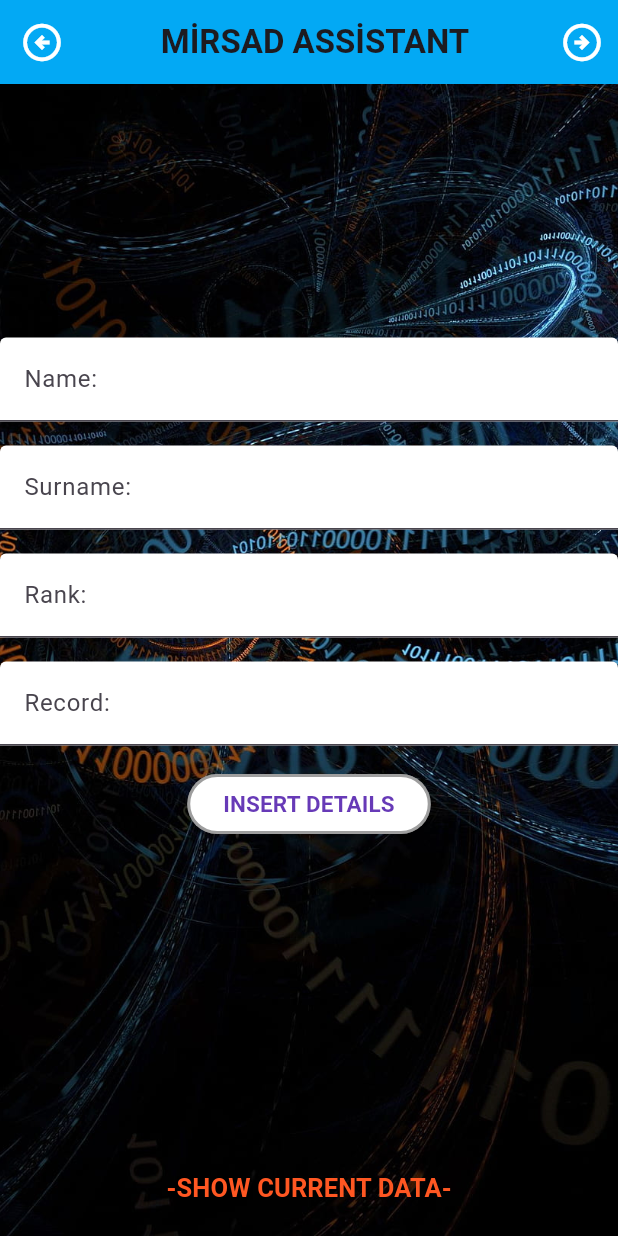
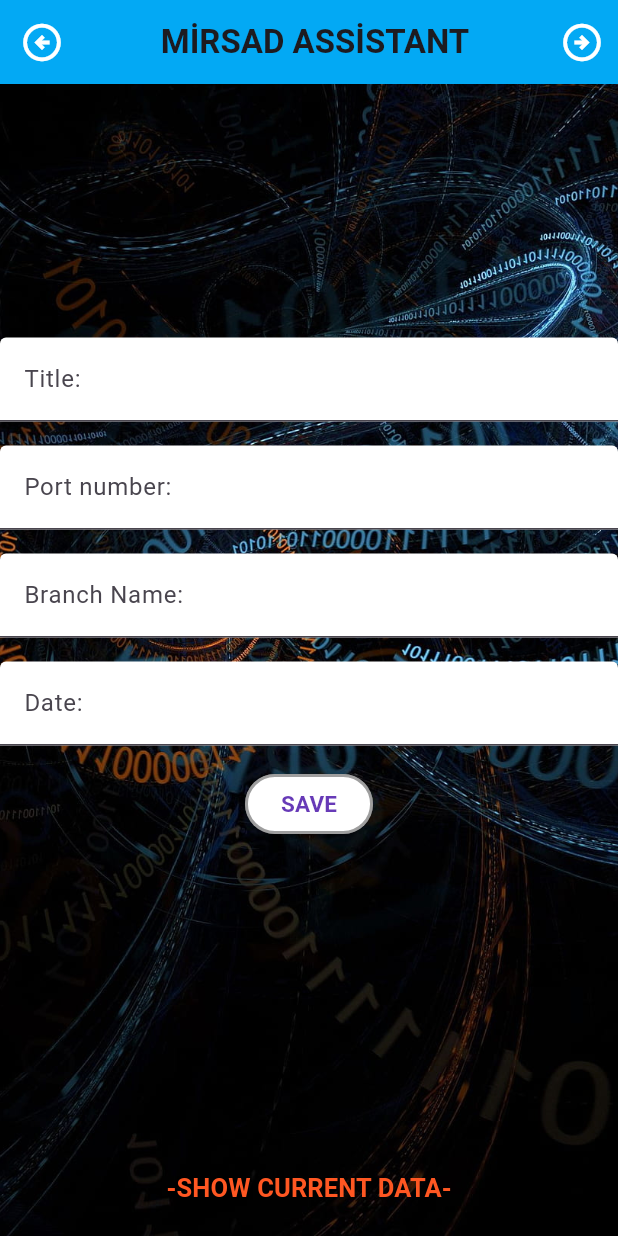
Before and after one commit to burcukcm/flutterproject2, a Flutter app: the screen it shows after launch, after a tap on "NEW", on a phone screen of 412 x 824 dp. Run offline on Flutter 3.47's test engine with Material 2 defaults, Android fonts, the phone set to English and light mode, and no system bars; our stand-ins replace sqflite; accounts and stored records are empty.

```diff
--- a/lib/main.dart
+++ b/lib/HomePage.dart
@@ -1,7 +1,6 @@
+import 'package:flutterproject/SecondPage.dart';
+import 'package:flutterproject/ThirdPage.dart';
 import 'package:flutter/material.dart';
-import 'package:flutterproject/dbhelper.dart';
-import 'package:flutterproject/secondPage.dart';
-import 'package:flutterproject/thirdPage.dart';
 
 void main() {
   runApp(const MyApp());
@@ -12,7 +11,7 @@ class MyApp extends StatelessWidget {
   @override
   Widget build(BuildContext context) {
     return MaterialApp(
-      title: 'Flutter Demo',
+      title: 'Mirsad Assistant',
       debugShowCheckedModeBanner: false,
       theme: ThemeData(
         colorScheme: ColorScheme.fromSeed(seedColor: Colors.deepPurple),
@@ -35,7 +34,7 @@ class _MyHomePageState extends State<MyHomePage> {
         leading: IconButton(
             icon: const Icon(Icons.dashboard_outlined,color: Colors.white),iconSize: 30,
             onPressed: (){
-              Navigator.push(context, MaterialPageRoute(builder: (context) => thirdPage()));
+              Navigator.push(context, MaterialPageRoute(builder: (context) => ThirdPage()));
             }
         ),
         backgroundColor: Colors.lightBlue,
@@ -44,8 +43,8 @@ class _MyHomePageState extends State<MyHomePage> {
       body: DecoratedBox(
         decoration: const BoxDecoration(
           image: DecorationImage(
-            image: AssetImage('photos/code.jpg'),//arka plan resmi koydum
-            fit: BoxFit.cover, // resmi boyutlandırır ve orantılar.
+            image: AssetImage('photos/code.jpg'),
+            fit: BoxFit.cover,
           ),
         ),
         child:Column(
@@ -54,23 +53,23 @@ class _MyHomePageState extends State<MyHomePage> {
             const Spacer(),
             const Align(
                 alignment: Alignment.center,
-                child: Text("\"WELCOME !\"",style:TextStyle(fontSize: 50,color: Colors.white, fontStyle: FontStyle.italic,))),
+                child: Text("\"WELCOME !\"",style:TextStyle(fontSize: 50,color: Colors.white, fontStyle: FontStyle.italic,))
+            ),
             const Spacer(),
             Center(
               child: SizedBox(
                 width: 175,
                 height: 50,
                 child: ElevatedButton(
-                  child: const Text("NEW",style: TextStyle(color: Colors.deepPurple,fontSize: 20,fontWeight: FontWeight.bold),),
+                  child: Text("NEW",style: TextStyle(color: Colors.deepPurple,fontSize: 20,fontWeight: FontWeight.bold),),
                   onPressed: (){
-                    Navigator.push(context, MaterialPageRoute(builder: (context) => const secondPage()));
+                    Navigator.push(context, MaterialPageRoute(builder: (context) => const SecondPage()));
                   },
                   style: ElevatedButton.styleFrom(
                     shape: RoundedRectangleBorder(
                       borderRadius: BorderRadius.circular(150),
                     ),
                     backgroundColor: Colors.white,
-                    elevation: 5,
                   ),
                 ),
               ),
@@ -80,6 +79,5 @@ class _MyHomePageState extends State<MyHomePage> {
         ),
       ),
     );
-
   }
 }
--- a/lib/Infos.dart
+++ /dev/null
@@ -1,37 +0,0 @@
-import 'package:flutterproject/dbhelper.dart';
-class Infos {
-  int? id;
-  String name;
-  String surname;
-  String rank;
-  int record;
-
-  Infos({
-    this.id,
-    required this.name,
-    required this.surname,   //kullanabilmek için constructor içine almamız gerekiyor.
-    required this.rank,
-    required this.record,
-  });
- Infos.fromMap(Map<String, dynamic> map)
-      : id= map['id'] ,
-        name = map['name'] ,
-        surname= map['surname'] ,
-        rank= map['rank'],
-        record = map['record'] ;
-  static toMap() {}
-}
-Map<String,dynamic> toMap () {
-  var id;
-  var name;
-  var surname;
-  var rank;
-  var record;
-  return {
-    DatabaseHelper.columnid: id,
-    DatabaseHelper.columnname: name,
-    DatabaseHelper.columnsurname: surname,
-    DatabaseHelper.columnrank: rank,
-    DatabaseHelper.columnrecord: record,
-  };
-}
--- a/lib/secondPage.dart
+++ b/lib/SecondPage.dart
@@ -1,38 +1,34 @@
+import 'package:flutterproject/ThirdPage.dart';
 import 'package:flutter/material.dart';
-import 'package:flutterproject/Infos.dart';
-import 'package:flutterproject/thirdPage.dart';
-import 'dbhelper.dart';
+import 'package:flutterproject/databasehelper.dart';
 
-class secondPage extends StatefulWidget {
-  const secondPage({Key? key});
+class SecondPage extends StatefulWidget {
+  const SecondPage({Key? key}) : super(key: key);
 
   @override
-  State<secondPage> createState() => _secondPageState();
+  _SecondPageState createState() => _SecondPageState();
 }
 
-class _secondPageState extends State<secondPage> {
-
-  final Dbhelper = DatabaseHelper.instance; //VERİ TABANI İŞLEMLERİNİ GERÇEKLEŞTİRMEK İÇİN
-
-  TextEditingController nameController = TextEditingController();
-  TextEditingController surnameController = TextEditingController();
-  TextEditingController rankController = TextEditingController();
-  TextEditingController recordController = TextEditingController();
-
-  List<Infos> infoList = [];
+class _SecondPageState extends State<SecondPage> {
+  final _formKey = GlobalKey<FormState>();
+  final TextEditingController titleController = TextEditingController();
+  final TextEditingController portController = TextEditingController();
+  final TextEditingController branchController = TextEditingController();
+  final TextEditingController dateController = TextEditingController();
 
   @override
   Widget build(BuildContext context) {
     return Scaffold(
-
       appBar: AppBar(
         backgroundColor: Colors.lightBlue,
         title: const Center(
-            child: Text("MİRSAD ASSİSTANT",
-                style: TextStyle(fontWeight: FontWeight.bold))),
+          child: Text(
+            "MİRSAD ASSİSTANT",
+            style: TextStyle(fontWeight: FontWeight.bold),
+          ),
+        ),
         leading: IconButton(
-          icon:
-          const Icon(Icons.arrow_circle_left_outlined, color: Colors.white),
+          icon: const Icon(Icons.arrow_circle_left_outlined, color: Colors.white),
           iconSize: 30,
           onPressed: () {
             Navigator.pop(context);
@@ -40,12 +36,10 @@ class _secondPageState extends State<secondPage> {
         ),
         actions: [
           IconButton(
-            icon: const Icon(Icons.arrow_circle_right_outlined,
-                color: Colors.white),
+            icon: const Icon(Icons.arrow_circle_right_outlined, color: Colors.white),
             iconSize: 30,
             onPressed: () {
-              Navigator.push(context, MaterialPageRoute(builder: (context) => thirdPage()),
-              );
+              Navigator.push(context, MaterialPageRoute(builder: (context) => ThirdPage()));
             },
           ),
         ],
@@ -65,48 +59,48 @@ class _secondPageState extends State<secondPage> {
               child: Column(
                 children: [
                   TextFormField(
-                    controller: nameController, // BU METOD İLE GÜNCEL KONTROL SAĞLANIYOR
+                    controller: titleController,
                     onChanged: (value) {
                       setState(() {});
                     },
                     decoration: const InputDecoration(
-                      labelText: 'Name:',
+                      labelText: 'Title:',
                       fillColor: Colors.white,
                       filled: true,
                     ),
                   ),
                   const SizedBox(height: 16.0),
                   TextFormField(
-                    controller: surnameController,
+                    controller: portController,
                     onChanged: (value) {
                       setState(() {});
                     },
                     decoration: const InputDecoration(
-                      labelText: 'Surname:',
+                      labelText: 'Port number:',
                       fillColor: Colors.white,
                       filled: true,
                     ),
                   ),
                   const SizedBox(height: 16.0),
                   TextFormField(
-                    controller: rankController,
+                    controller: branchController,
                     onChanged: (value) {
                       setState(() {});
                     },
                     decoration: const InputDecoration(
-                      labelText: 'Rank:',
+                      labelText: 'Branch Name:',
                       fillColor: Colors.white,
                       filled: true,
                     ),
                   ),
                   const SizedBox(height: 16.0),
                   TextFormField(
-                    controller: recordController,
+                    controller: dateController,
                     onChanged: (value) {
                       setState(() {});
                     },
                     decoration: const InputDecoration(
-                      labelText: 'Record:',
+                      labelText: 'Date:',
                       fillColor: Colors.white,
                       filled: true,
                     ),
@@ -121,39 +115,34 @@ class _secondPageState extends State<secondPage> {
                   backgroundColor: Colors.white,
                   side: const BorderSide(color: Colors.black38, width: 2.0),
                 ),
-                child: const Text("INSERT DETAILS",
-                    style: TextStyle(
-                        color: Colors.deepPurple,
-                        fontSize: 15,
-                        fontWeight: FontWeight.bold)),
+                child: const Text(
+                  "SAVE",
+                  style: TextStyle(
+                    color: Colors.deepPurple,
+                    fontSize: 15,
+                    fontWeight: FontWeight.bold,
+                  ),
+                ),
                 onPressed: () {
-                  String name = nameController.text;
-                  String surname = surnameController.text;
-                  String rank = rankController.text;
-                  int record = int.parse(recordController.text);
-                  _insert(name, surname, rank, record);
+                  _saveData(); // save tıklayınca _saveData komutu iel datatbase kayıt oldu.
                 },
               ),
             ),
             const Spacer(),
-            const SizedBox(
-              height: 16.0,
-            ),
+            const SizedBox(height: 16.0),
             Padding(
               padding: const EdgeInsets.all(8.0),
               child: TextButton(
                 child: const Text(
                   "-SHOW CURRENT DATA-",
                   style: TextStyle(
-                      color: Colors.deepOrange,
-                      fontSize: 17,
-                      fontWeight: FontWeight.bold),
+                    color: Colors.deepOrange,
+                    fontSize: 17,
+                    fontWeight: FontWeight.bold,
+                  ),
                 ),
                 onPressed: () {
-                  Navigator.push(
-                    context,
-                    MaterialPageRoute(builder: (context) => thirdPage()),
-                  );
+                  Navigator.push(context, MaterialPageRoute(builder: (context) => ThirdPage()),);
                 },
               ),
             ),
@@ -163,19 +152,36 @@ class _secondPageState extends State<secondPage> {
     );
   }
 
-  void _insert(String name, String surname, String rank, int record) async {
-    /* _insert nesnesi veritabanına eklenir. Eklenen veri, infoList listesine de eklenerek
-     kullanıcı arayüzünde gösterilir.*/
-    Infos infos = Infos(
-      name: name,
-      surname: surname,
-      rank: rank,
-      record: record,
-    );
-    final id = await Dbhelper.insert(infos);
+  void _saveData() {
+    final dbHelper = DatabaseHelper();
+    String title = titleController.text;
+    int port = int.tryParse(portController.text) ?? 0;
+    String branchName = branchController.text;
+    String date = dateController.text;
 
-    setState(() {
-      infoList.add(infos);
-    });
+    dbHelper.insertData(title, port, branchName, date);
+
+    if (title.isNotEmpty && port != null && branchName.isNotEmpty && date.isNotEmpty) {
+      dbHelper.insertData(title, port, branchName, date);
+      titleController.clear();
+      portController.clear();
+      branchController.clear();
+      dateController.clear();
+    } else {
+      // Eksik veya hatalı giriş olduğunda kullanıcıya uyarı mesajı verdik
+      showDialog(
+        context: context,
+        builder: (context) => AlertDialog(
+          title: const Text('Hata'),
+          content: const Text('Lütfen tüm alanları doldurun ve geçerli bir port numarası girin.'),
+          actions: [
+            ElevatedButton(
+              onPressed: () => Navigator.pop(context),
+              child: const Text('Tamam'),
+            ),
+          ],
+        ),
+      );
+    }
   }
 }
--- /dev/null
+++ b/lib/databasehelper.dart
@@ -0,0 +1,57 @@
+import 'package:sqflite/sqflite.dart';
+import 'package:path/path.dart';
+
+class DatabaseHelper {
+  static final DatabaseHelper _instance = DatabaseHelper._internal();
+  factory DatabaseHelper() => _instance;
+  DatabaseHelper._internal();
+
+  static Database? _database;
+
+  Future<Database> get database async {
+    if (_database != null) return _database!;
+    _database = await initDatabase();
+    return _database!;
+  }
+
+  Future<Database> initDatabase() async {
+    String databasePath = await getDatabasesPath();
+    String path = join(databasePath, 'infos.db');
+    return await openDatabase(path, version: 1, onCreate: _onCreate);
+  }
+
+  void _onCreate(Database db, int version) async {
+    await db.execute('''
+      CREATE TABLE IF NOT EXISTS infos (
+        id INTEGER PRIMARY KEY AUTOINCREMENT,
+        title TEXT,
+        port INTEGER,
+        branch TEXT,
+        date TEXT
+      )
+    ''');
+  }
+
+  Future<void> insertData(String title,int port, String branchName, String date) async {
+    final db = await database;
+    var branch;
+    await db.insert('infos', {
+      'title': title,
+      'port': port,
+      'branch': branch,
+      'date': date,
+    });
+  }
+
+  Future<List<Map<String, dynamic>>> getAllData() async {
+    final db = await database;
+    return await db.query('infos');
+  }
+
+  Future<void> deleteData(int id) async {
+    final db = await database;
+    await db.delete('infos', where: 'id = ?', whereArgs: [id]);
+  }
+
+// CRUD işlemleri burada eklenebilir: güncelleme, sorgulama vb.
+}
--- a/lib/dbhelper.dart
+++ /dev/null
@@ -1,86 +0,0 @@
-import 'dart:async';
-import 'package:flutterproject/Infos.dart';
-import 'package:sqflite/sqflite.dart';
-import 'package:path/path.dart';
-
-class DatabaseHelper {
-  static const _databasename = "infos.db";
-  static const _databaseVersion = 1;
-  static const table = 'infos_table';
-  static const columnid = 'id';
-  static const columnname= 'name';
-  static const columnsurname= 'surname';
-  static const columnrank = 'rank';
-  static const columnrecord = 'record';
-
-  DatabaseHelper._privateConstructor();
-
-  static final DatabaseHelper instance = DatabaseHelper._privateConstructor();
-  static Database? _database;
-
-  Future<Database?> get database async {
-    if (_database != null) return _database;
-    _database = await _initDatabase();
-    return _database;
-  }
-
-  _initDatabase() async {
-    String path = join(await getDatabasesPath(), _databasename);
-    return await openDatabase(path,
-        version: _databaseVersion, onCreate: _onCreate);
-  }
-
-  Future _onCreate(Database db, int version) async {
-    await db.execute('''
-    CREATE TABLE  $table(
-    $columnid INTEGER PRIMARY KEY AUTOINCREMENT,
-    $columnname TEXT NOT NULL,
-    $columnrank TEXT NOT NULL,
-    $columnrecord TEXT NOT NULL,
-    $columnsurname TEXT NOT NULL
-    )
-    ''');
-  }
-  Future<int> insert(Infos infos) async {
-    Database? db = await instance.database;
-    return await db!.insert(table, {
-      'name': infos.name,
-      'surname': infos.surname,
-      'rank': infos.rank,
-      'record': infos.record,
-    });
-  }
-  Future<int> update(Infos infos) async {
-    Database? db = await instance.database;
-    int id = Infos.toMap()[columnid];
-    return await db!.update(
-      table,
-      Infos.toMap(),
-      where: '$columnid = ?',
-      whereArgs: [id],
-    );
-  }
-
-  Future<int> delete(int id) async {
-    Database? db = await instance.database;
-    return await db!.delete(
-      table,
-      where: '$columnid = ?',
-      whereArgs: [id],
-    );
-  }
-
-  Future<List<Infos>> queryAll() async {
-    Database? db = await instance.database;
-    List<Map<String, dynamic>> maps = await db!.query(table);
-    return List.generate(maps.length, (index) {
-      return Infos(
-        id: maps[index][columnid],
-        name: maps[index][columnname],
-        surname: maps[index][columnsurname],
-        rank: maps[index][columnrank],
-        record: maps[index][columnrecord],
-      );
-    });
-  }
-}
--- a/pubspec.yaml
+++ b/pubspec.yaml
@@ -63,8 +63,8 @@ flutter:
 
   # To add assets to your application, add an assets section, like this:
   assets:
-      - photos/code.jpg
-      - assets/databaseflutter.db
+    - photos/code.jpg
+    - lib/databasehelper.dart
   #   - images/a_dot_ham.jpeg
 
   # An image asset can refer to one or more resolution-specific "variants", see
```
Also changed, not shown: lib/ThirdPage.dart (added, +168 -0 lines), lib/thirdPage.dart (deleted, +0 -130 lines), 1 other file.
